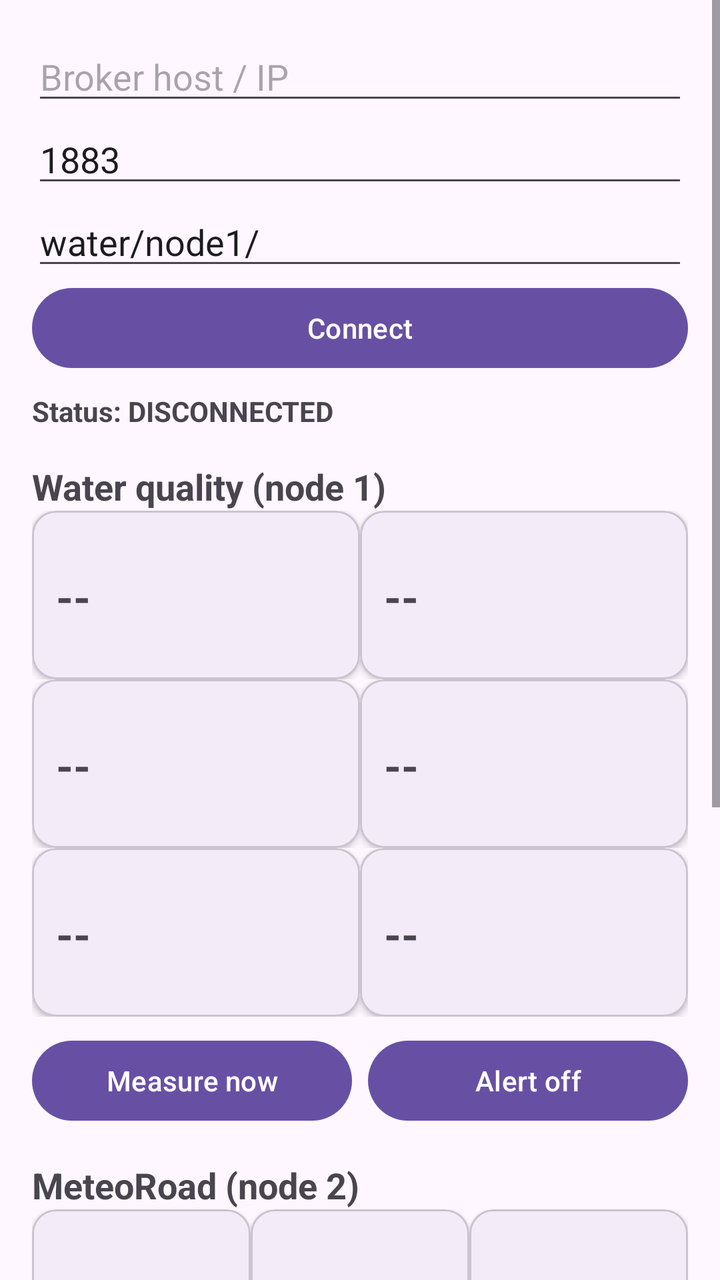
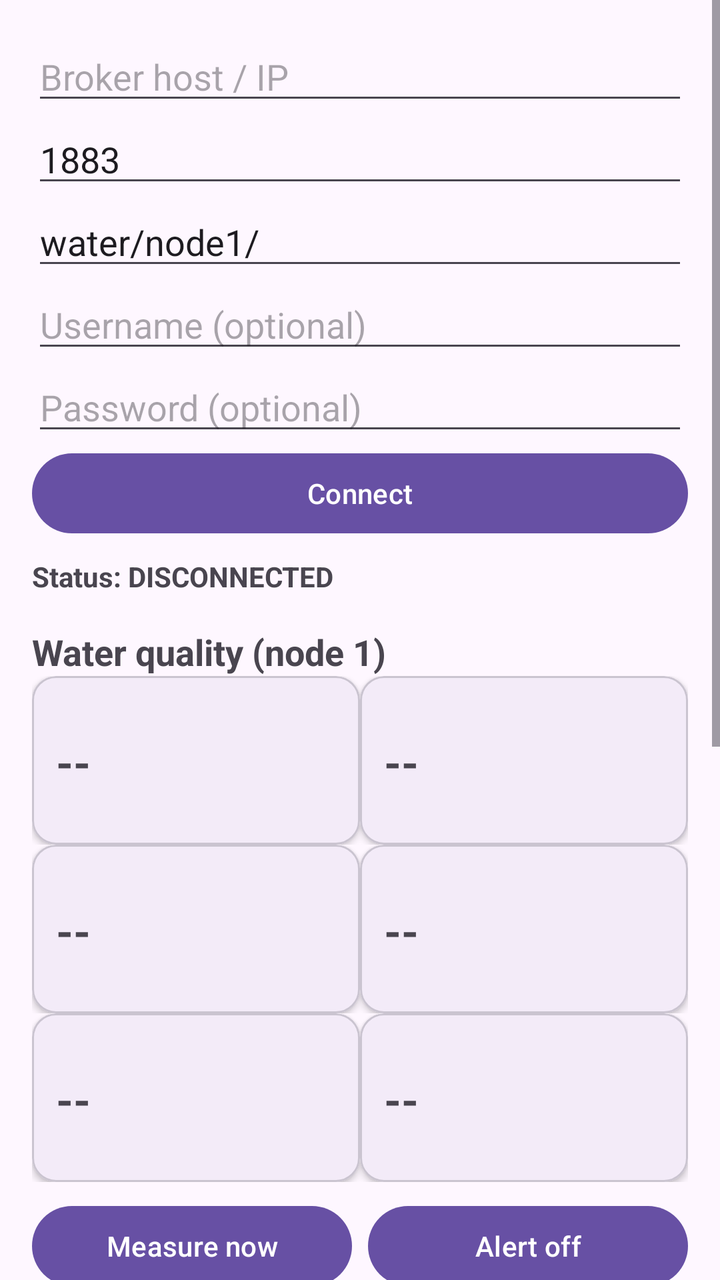

The first picture is an Android layout as it rendered before a commit; the second is the same layout after the commit. The layout source and the unified diff follow.
<!-- AndroidManifest.xml: application theme Theme.EasyGraph -->
<!-- res/layout/activity_main.xml -->
<?xml version="1.0" encoding="utf-8"?>
<ScrollView xmlns:android="http://schemas.android.com/apk/res/android"
    android:id="@+id/main"
    android:layout_width="match_parent"
    android:layout_height="match_parent"
    android:fillViewport="true">

    <LinearLayout
        android:layout_width="match_parent"
        android:layout_height="wrap_content"
        android:orientation="vertical"
        android:padding="16dp">

        
        <EditText
            android:id="@+id/etHost"
            android:layout_width="match_parent"
            android:layout_height="wrap_content"
            android:hint="Broker host / IP"
            android:inputType="text"
            android:maxLines="1" />

        <EditText
            android:id="@+id/etPort"
            android:layout_width="match_parent"
            android:layout_height="wrap_content"
            android:hint="Port"
            android:inputType="number"
            android:maxLines="1"
            android:text="1883" />

        <EditText
            android:id="@+id/etPrefix"
            android:layout_width="match_parent"
            android:layout_height="wrap_content"
            android:hint="Topic prefix"
            android:inputType="text"
            android:maxLines="1"
            android:text="water/node1/" />

        <Button
            android:id="@+id/btnConnect"
            android:layout_width="match_parent"
            android:layout_height="wrap_content"
            android:text="Connect" />

        <TextView
            android:id="@+id/tvStatus"
            android:layout_width="match_parent"
            android:layout_height="wrap_content"
            android:paddingTop="8dp"
            android:text="Status: DISCONNECTED"
            android:textStyle="bold" />

        
        <TextView
            android:layout_width="match_parent"
            android:layout_height="wrap_content"
            android:paddingTop="16dp"
            android:text="Water quality (node 1)"
            android:textSize="18sp"
            android:textStyle="bold" />

        <LinearLayout
            android:layout_width="match_parent"
            android:layout_height="wrap_content"
            android:orientation="horizontal">

            <include
                android:id="@+id/cardPh"
                layout="@layout/view_value_card"
                android:layout_width="0dp"
                android:layout_height="wrap_content"
                android:layout_weight="1" />

            <include
                android:id="@+id/cardTds"
                layout="@layout/view_value_card"
                android:layout_width="0dp"
                android:layout_height="wrap_content"
                android:layout_weight="1" />
        </LinearLayout>

        <LinearLayout
            android:layout_width="match_parent"
            android:layout_height="wrap_content"
            android:orientation="horizontal">

            <include
                android:id="@+id/cardTurbidity"
                layout="@layout/view_value_card"
                android:layout_width="0dp"
                android:layout_height="wrap_content"
                android:layout_weight="1" />

            <include
                android:id="@+id/cardTemperature"
                layout="@layout/view_value_card"
                android:layout_width="0dp"
                android:layout_height="wrap_content"
                android:layout_weight="1" />
        </LinearLayout>

        <LinearLayout
            android:layout_width="match_parent"
            android:layout_height="wrap_content"
            android:orientation="horizontal">

            <include
                android:id="@+id/cardState"
                layout="@layout/view_value_card"
                android:layout_width="0dp"
                android:layout_height="wrap_content"
                android:layout_weight="1" />

            <include
                android:id="@+id/cardHeartbeat"
                layout="@layout/view_value_card"
                android:layout_width="0dp"
                android:layout_height="wrap_content"
                android:layout_weight="1" />
        </LinearLayout>

        
        <LinearLayout
            android:layout_width="match_parent"
            android:layout_height="wrap_content"
            android:orientation="horizontal"
            android:paddingTop="8dp">

            <Button
                android:id="@+id/btnSample"
                android:layout_width="0dp"
                android:layout_height="wrap_content"
                android:layout_marginEnd="4dp"
                android:layout_weight="1"
                android:text="Measure now" />

            <Button
                android:id="@+id/btnAlertOff"
                android:layout_width="0dp"
                android:layout_height="wrap_content"
                android:layout_marginStart="4dp"
                android:layout_weight="1"
                android:text="Alert off" />
        </LinearLayout>

        
        <TextView
            android:layout_width="match_parent"
            android:layout_height="wrap_content"
            android:paddingTop="16dp"
            android:text="MeteoRoad (node 2)"
            android:textSize="18sp"
            android:textStyle="bold" />

        <LinearLayout
            android:layout_width="match_parent"
            android:layout_height="wrap_content"
            android:orientation="horizontal">

            <include
                android:id="@+id/cardN2Temperature"
                layout="@layout/view_value_card"
                android:layout_width="0dp"
                android:layout_height="wrap_content"
                android:layout_weight="1" />

            <include
                android:id="@+id/cardN2Humidity"
                layout="@layout/view_value_card"
                android:layout_width="0dp"
                android:layout_height="wrap_content"
                android:layout_weight="1" />

            <include
                android:id="@+id/cardN2Pressure"
                layout="@layout/view_value_card"
                android:layout_width="0dp"
                android:layout_height="wrap_content"
                android:layout_weight="1" />
        </LinearLayout>

        <LinearLayout
            android:layout_width="match_parent"
            android:layout_height="wrap_content"
            android:orientation="horizontal">

            <include
                android:id="@+id/cardN2Status"
                layout="@layout/view_value_card"
                android:layout_width="0dp"
                android:layout_height="wrap_content"
                android:layout_weight="1" />

            <include
                android:id="@+id/cardN2Ml"
                layout="@layout/view_value_card"
                android:layout_width="0dp"
                android:layout_height="wrap_content"
                android:layout_weight="1" />
        </LinearLayout>

        <include
            android:id="@+id/cardN2Forecast"
            layout="@layout/view_value_card"
            android:layout_width="match_parent"
            android:layout_height="wrap_content" />

        <include
            android:id="@+id/cardN2Traffic"
            layout="@layout/view_value_card"
            android:layout_width="match_parent"
            android:layout_height="wrap_content" />

        
        <TextView
            android:layout_width="match_parent"
            android:layout_height="wrap_content"
            android:paddingTop="16dp"
            android:text="Log"
            android:textSize="18sp"
            android:textStyle="bold" />

        <TextView
            android:id="@+id/tvLog"
            android:layout_width="match_parent"
            android:layout_height="wrap_content"
            android:fontFamily="monospace"
            android:textSize="12sp" />

    </LinearLayout>
</ScrollView>
<!-- res/layout/view_value_card.xml (included above) -->
<?xml version="1.0" encoding="utf-8"?>
<com.google.android.material.card.MaterialCardView
    xmlns:android="http://schemas.android.com/apk/res/android"
    xmlns:app="http://schemas.android.com/apk/res-auto"
    android:layout_width="match_parent"
    android:layout_height="wrap_content"
    android:layout_margin="4dp"
    app:cardCornerRadius="12dp"
    app:cardElevation="2dp">

    <LinearLayout
        android:layout_width="match_parent"
        android:layout_height="wrap_content"
        android:orientation="vertical"
        android:padding="12dp">

        <TextView
            android:id="@+id/tvLabel"
            android:layout_width="wrap_content"
            android:layout_height="wrap_content"
            android:textSize="12sp" />

        <TextView
            android:id="@+id/tvValue"
            android:layout_width="wrap_content"
            android:layout_height="wrap_content"
            android:text="--"
            android:textSize="22sp"
            android:textStyle="bold" />

        
        <TextView
            android:id="@+id/tvAge"
            android:layout_width="wrap_content"
            android:layout_height="wrap_content"
            android:alpha="0.7"
            android:textSize="11sp" />
    </LinearLayout>

</com.google.android.material.card.MaterialCardView>
<!-- resources referenced by this layout -->
<resources>
  <style name="Theme.EasyGraph" parent="Base.Theme.EasyGraph" />
  <style name="Base.Theme.EasyGraph" parent="Theme.Material3.DayNight.NoActionBar">
          
          
      </style>
</resources>

<!-- the commit's change to res/layout/activity_main.xml (unified diff, before → after) -->
@@ -37,6 +37,22 @@
             android:inputType="text"
             android:maxLines="1"
             android:text="water/node1/" />
+
+        <EditText
+            android:id="@+id/etUser"
+            android:layout_width="match_parent"
+            android:layout_height="wrap_content"
+            android:hint="Username (optional)"
+            android:inputType="text"
+            android:maxLines="1" />
+
+        <EditText
+            android:id="@+id/etPassword"
+            android:layout_width="match_parent"
+            android:layout_height="wrap_content"
+            android:hint="Password (optional)"
+            android:inputType="textPassword"
+            android:maxLines="1" />
 
         <Button
             android:id="@+id/btnConnect"
